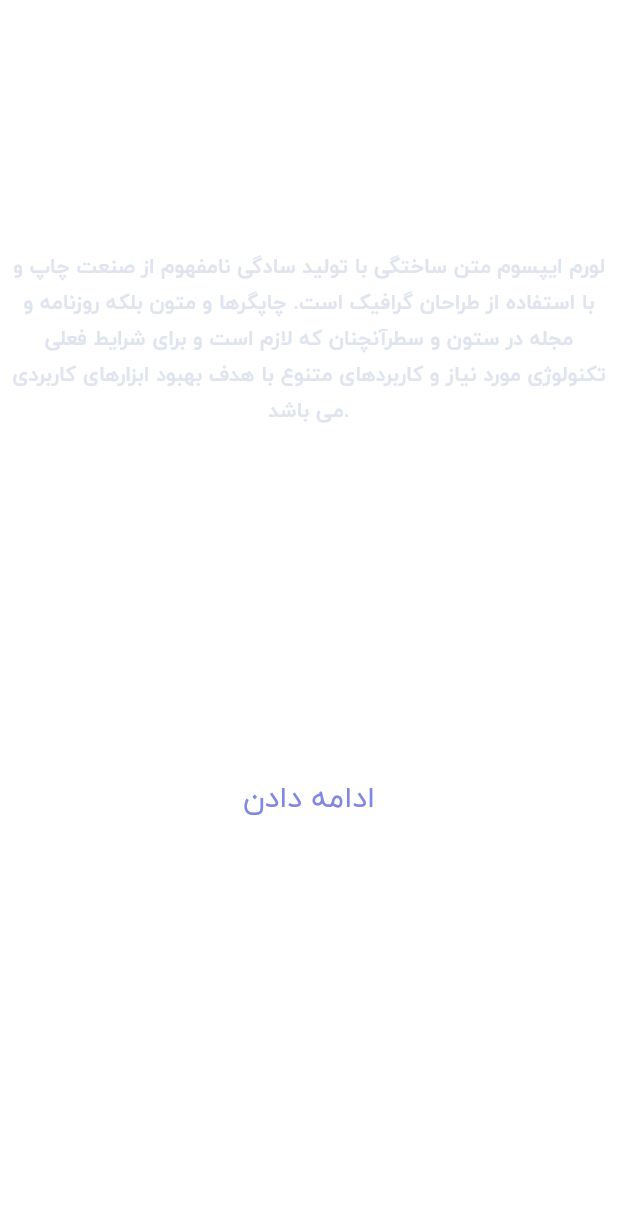
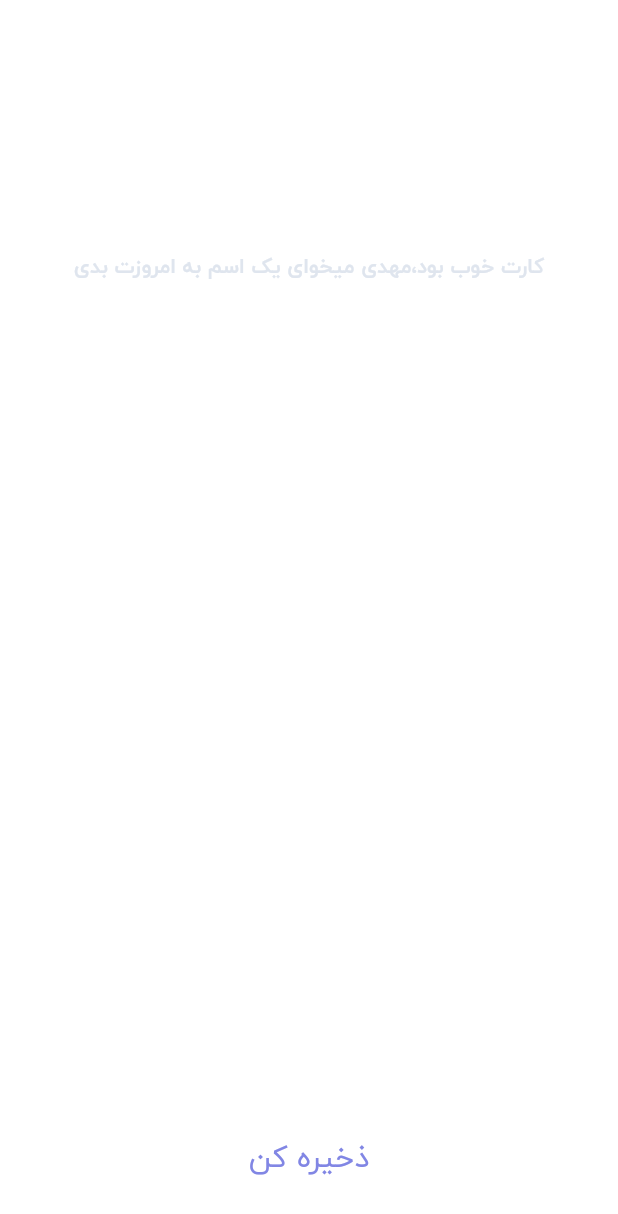
Before and after one commit to AbediSadegh/gnu, a Flutter app: the SavePage screen opened directly, on a phone screen of 412 x 824 dp. Shown: the top 1214 px of the screen. Run offline on Flutter 3.47's test engine with Material 2 defaults, Android fonts, the phone set to English and light mode, and no system bars; our stand-ins replace carousel_slider, curved_navigation_bar, fl_chart, flutter_svg, font_awesome_flutter, shared_preferences; accounts and stored records are empty.

Commit message:
حالات روحی

```diff
--- a/lib/ui/save_page.dart
+++ b/lib/ui/save_page.dart
@@ -26,12 +26,14 @@ class _SavePageState extends State<SavePage> {
     return Scaffold(
       backgroundColor: Colors.transparent,
       body: SingleChildScrollView(
-        child:Column(
+        child:Container(
+          height: MediaQuery.of(context).size.height,
+          child: Column(
             children: <Widget>[
               SizedBox(height: MediaQuery.of(context).size.height*.2),
               Padding(
                 padding: const EdgeInsets.symmetric(horizontal:8.0),
-              child: Text("لورم ایپسوم متن ساختگی با تولید سادگی نامفهوم از صنعت چاپ و با استفاده از طراحان گرافیک است. چاپگرها و متون بلکه روزنامه و مجله در ستون و سطرآنچنان که لازم است و برای شرایط فعلی تکنولوژی مورد نیاز و کاربردهای متنوع با هدف بهبود ابزارهای کاربردی می باشد. "
+                child: Text("کارت خوب بود،مهدی میخوای یک اسم به امروزت بدی"
                 ,style: TextStyle(fontWeight: FontWeight.bold),
                   textAlign: TextAlign.center,
                 ),
@@ -40,8 +42,9 @@ class _SavePageState extends State<SavePage> {
               SizedBox(
                 width: MediaQuery.of(context).size.width*.6,
                 child: TextField(
+                  style: TextStyle(color: Colors.white),
                   decoration: InputDecoration(
-                  hintText: "وارد کردن عنوان",
+                    hintText: "افزودن عنوان",
                     hintStyle: TextStyle(color: Colors.white),
                     enabledBorder: UnderlineInputBorder(
                         borderSide: BorderSide(color: Colors.white)),
@@ -51,13 +54,11 @@ class _SavePageState extends State<SavePage> {
                 ),
               ),
 
-//            Expanded(
-//              child:Container(),
-//            ),
+            Expanded(
+              child:Container(),
+            ),
 
-            Padding(
-              padding: const EdgeInsets.only(top:85.0),
-              child: GestureDetector(
+              GestureDetector(
                 onTap: (){
 //                  widget.controller.nextPage(duration: Duration(milliseconds: 550), curve: Curves.linear);
                 },
@@ -68,7 +69,7 @@ class _SavePageState extends State<SavePage> {
                       child: Container(
                         child: Center(
                           child: Text(
-                            "ادامه دادن",
+                            "ذخیره کن",
                             style: TextStyle(color: Theme.of(context).primaryColor,fontSize: 20),
                           ),
                         ),
@@ -82,9 +83,10 @@ class _SavePageState extends State<SavePage> {
                       duration: Duration(milliseconds: 600)),
                 ),
               ),
-            ),
+              SizedBox(height: 25,)
 
             ],
+          ),
         ),
       ),
     );
```
Also changed, not shown: lib/widgets/carousle.dart (+20 -18 lines). Lines whose indentation alone changed are shown as unchanged.
